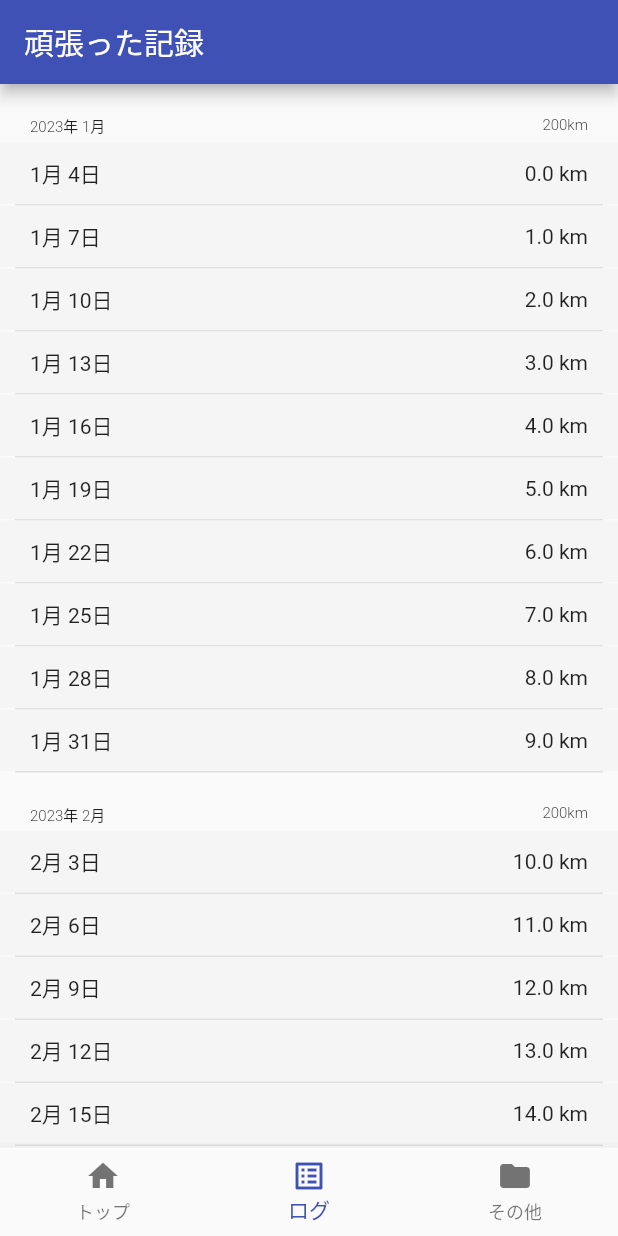
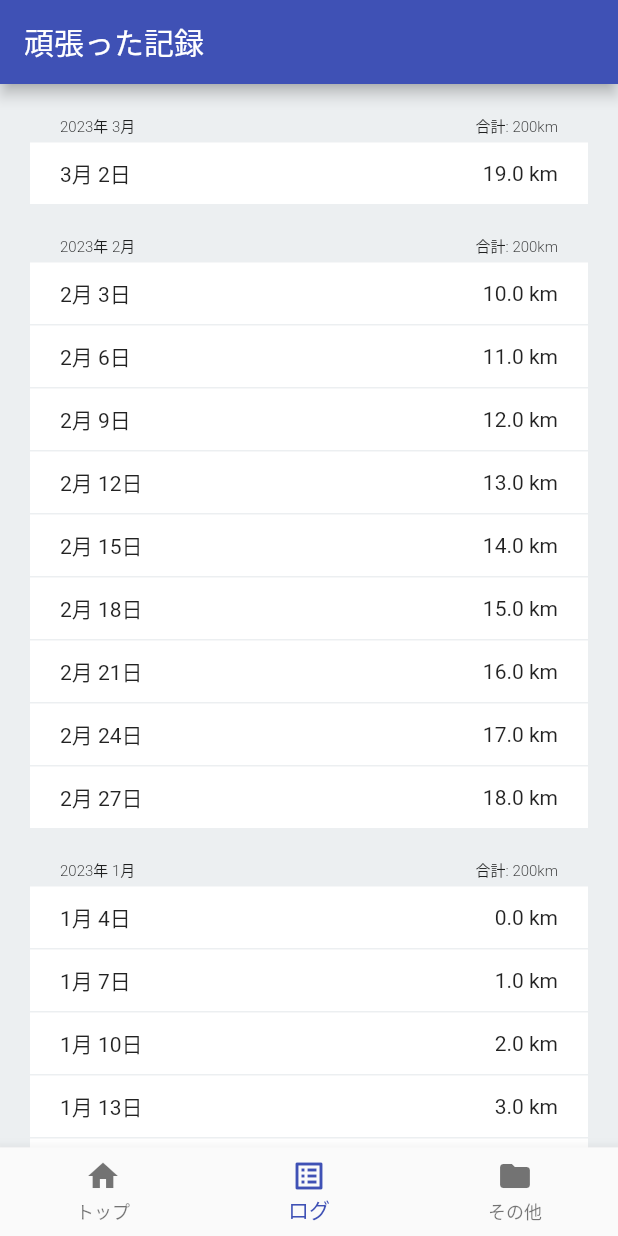
Before and after one commit to taketomo3/lets1000_flutter, a Flutter app: the screen it shows after launch, item 2 of the bottom bar chosen, on a phone screen of 412 x 824 dp. Run offline on Flutter 3.47's test engine with Material 2 defaults, Android fonts, the phone set to English and light mode, and no system bars; drawn by our look-alikes of grouped_list; our stand-ins replace flutter_riverpod, sqflite; accounts and stored records are empty.

Commit message:
feat: Update recording_list layout

```diff
--- a/lib/view/record_list_view.dart
+++ b/lib/view/record_list_view.dart
@@ -15,29 +15,60 @@ class RecordListView extends StatelessWidget {
 
     return Scaffold(
       appBar: AppBar(title: const Text("頑張った記録")),
-      body: GroupedListView(
-        elements: recordList,
-        groupBy: (record) => "${record.date.year}年 ${record.date.month}月",
-        groupSeparatorBuilder: (String value) => Padding(
-            padding:
-                const EdgeInsets.only(top: 20, bottom: 4, right: 20, left: 20),
-            child: Row(
-              mainAxisAlignment: MainAxisAlignment.spaceBetween,
-              children: [
-                Text(value,
-                    style: const TextStyle(
-                        fontSize: 10, fontWeight: FontWeight.w300)),
-                const Text(
-                  "200km",
-                  style: TextStyle(fontSize: 10, fontWeight: FontWeight.w300),
-                ),
-              ],
-            )),
-        itemBuilder: (context, element) => _itemWidget(element),
+      body: Container(
+        padding: const EdgeInsets.only(left: 20, right: 20),
+        color: Colors.blueGrey[50],
+        child: GroupedListView(
+          elements: recordList,
+          groupBy: (record) => "${record.date.year}年 ${record.date.month}月",
+          order: GroupedListOrder.DESC,
+          itemComparator: (element1, element2) =>
+              element2.date.compareTo(element1.date),
+          useStickyGroupSeparators: true,
+          stickyHeaderBackgroundColor: const Color(0xFFECEFF1),
+          separator: const SizedBox(height: 1),
+          groupSeparatorBuilder: (String value) => _groupSeparator(value),
+          itemBuilder: (context, element) => _itemWidget(element),
+        ),
       ),
     );
   }
 
+  Widget _groupSeparator(String value) {
+    return Container(
+      padding: const EdgeInsets.only(top: 20, bottom: 4, right: 20, left: 20),
+      child: Row(
+        mainAxisAlignment: MainAxisAlignment.spaceBetween,
+        children: [
+          Text(
+            value,
+            style: const TextStyle(fontSize: 10, fontWeight: FontWeight.w300),
+          ),
+          const Text(
+            "合計: 200km",
+            style: TextStyle(fontSize: 10, fontWeight: FontWeight.w300),
+          ),
+        ],
+      ),
+    );
+  }
+
+  Widget _itemWidget(Record record) {
+    return Container(
+      padding: const EdgeInsets.only(left: 20, right: 20, top: 10, bottom: 10),
+      color: Colors.white,
+      child: Row(
+        mainAxisAlignment: MainAxisAlignment.spaceBetween,
+        crossAxisAlignment: CrossAxisAlignment.center,
+        children: [
+          Text(_toMonthDate(record.date)),
+          Text("${(record.amount) * 10.ceil() / 10} ${goal.unit}")
+        ],
+      ),
+    );
+  }
+
+  /* メソッド */
   List<Record> _fetchData() {
     List<Record> data = [];
     DateTime date = DateTime.utc(DateTime.now().year, 1, 1);
@@ -55,33 +86,6 @@ class RecordListView extends StatelessWidget {
     return data;
   }
 
-  Widget _itemWidget(Record record) {
-    return Column(children: [
-      Container(
-        color: Colors.grey[100],
-        child: Padding(
-          padding:
-              const EdgeInsets.only(left: 20, right: 20, top: 10, bottom: 10),
-          child: Row(
-            mainAxisAlignment: MainAxisAlignment.spaceBetween,
-            crossAxisAlignment: CrossAxisAlignment.center,
-            children: [
-              Text(_toMonthDate(record.date)),
-              Text("${(record.amount) * 10.ceil() / 10} ${goal.unit}")
-            ],
-          ),
-        ),
-      ),
-      Divider(
-        color: Colors.grey[300], // Dividerの色を設定
-        thickness: 1, // Dividerの太さを設定
-        height: 1,
-        indent: 10,
-        endIndent: 10,
-      )
-    ]);
-  }
-
   String _toMonthDate(DateTime date) {
     return "${date.month}月 ${date.day}日";
   }
```
